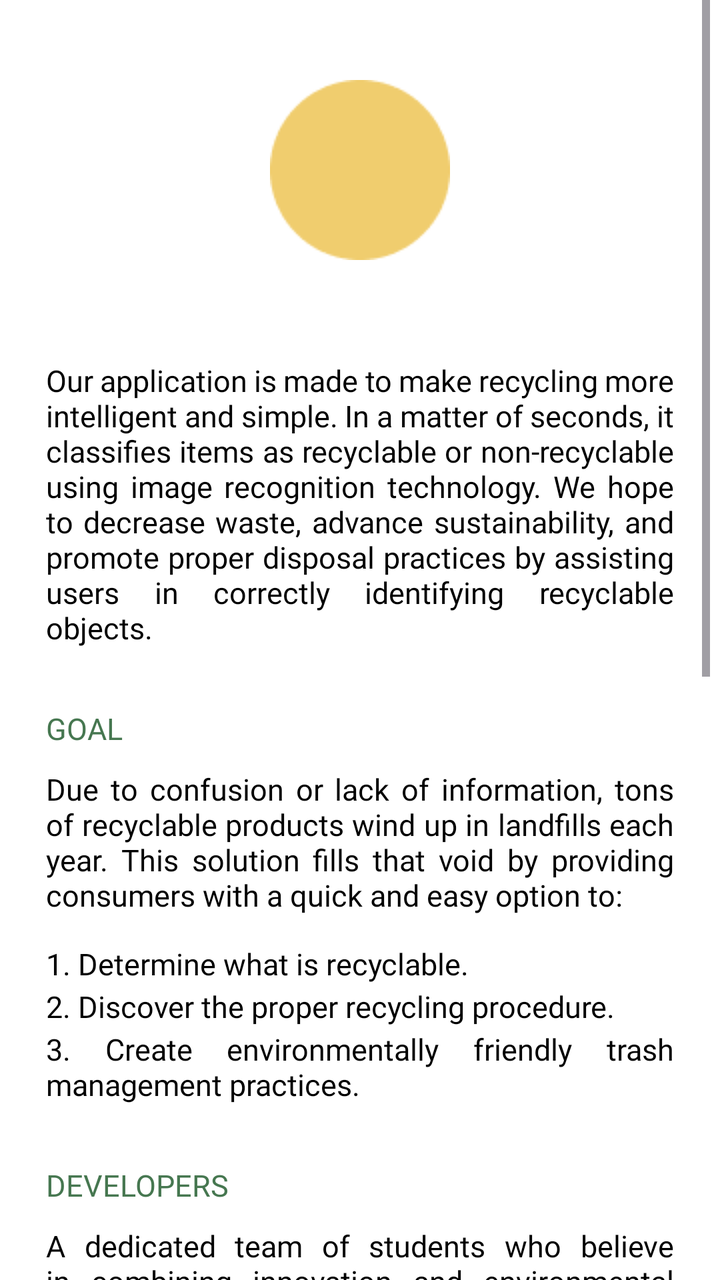
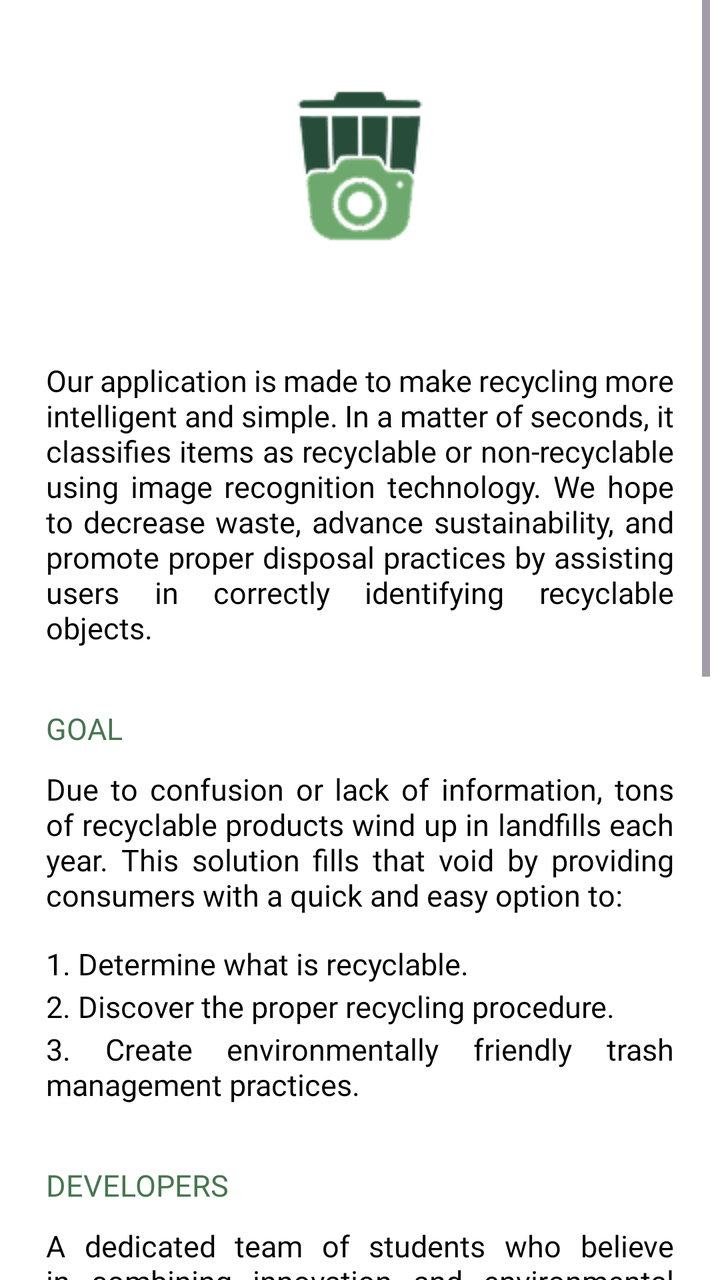

Before-and-after screenshots of an Android layout around one commit, followed by the original layout XML and the change that was made.
<!-- AndroidManifest.xml: application theme Theme.SortItJSON -->
<!-- res/layout/fragment_about.xml -->
<?xml version="1.0" encoding="utf-8"?>
<ScrollView
    xmlns:android="http://schemas.android.com/apk/res/android"
    android:layout_width="match_parent"
    android:layout_height="match_parent"
    android:paddingBottom="0dp"
    android:paddingRight="5dp"
    android:paddingLeft="5dp"
    android:fillViewport="true"
    android:background="#FFFFFF">

    
    <LinearLayout
        android:layout_width="match_parent"
        android:layout_height="wrap_content"
        android:orientation="vertical">

        
        <LinearLayout
            android:id="@+id/main"
            android:layout_width="match_parent"
            android:layout_height="wrap_content"
            android:gravity="center_horizontal"
            android:orientation="vertical"
            android:padding="0dp">

            <ImageView
                android:id="@+id/yellowlogoicon"
                android:layout_width="90dp"
                android:layout_height="90dp"
                android:layout_marginTop="40dp"
                android:contentDescription="logo_yellow_icon_desc"
                android:src="@drawable/logo_yellow" />


            <LinearLayout
                android:layout_width="match_parent"
                android:layout_height="wrap_content"
                android:layout_marginLeft="8dp"
                android:layout_marginTop="40dp"
                android:layout_marginRight="8dp"
                android:orientation="vertical"
                android:padding="10dp">

                <TextView
                    android:layout_width="match_parent"
                    android:layout_height="wrap_content"
                    android:fontFamily="@font/montserrat_regular"
                    android:justificationMode="inter_word"
                    android:text="@string/about_intro"
                    android:textColor="#000000"
                    android:textSize="15sp" />

            </LinearLayout>


            <LinearLayout
                android:layout_width="match_parent"
                android:layout_height="wrap_content"
                android:layout_marginLeft="8dp"
                android:layout_marginTop="10dp"
                android:layout_marginRight="8dp"
                android:orientation="vertical"
                android:padding="10dp">

                <TextView
                    android:layout_width="match_parent"
                    android:layout_height="wrap_content"
                    android:fontFamily="@font/montserrat_bold"
                    android:justificationMode="inter_word"
                    android:text="GOAL"
                    android:textColor="#467750"
                    android:textSize="15sp" />

                <TextView
                    android:layout_width="match_parent"
                    android:layout_height="wrap_content"
                    android:layout_marginTop="10dp"
                    android:fontFamily="@font/montserrat_regular"
                    android:justificationMode="inter_word"
                    android:text="@string/about_goal"
                    android:textColor="#000000"
                    android:textSize="15sp" />

                <TextView
                    android:layout_width="match_parent"
                    android:layout_height="wrap_content"
                    android:layout_marginTop="14dp"
                    android:fontFamily="@font/montserrat_regular"
                    android:justificationMode="inter_word"
                    android:text="1. Determine what is recyclable."
                    android:textColor="#000000"
                    android:textSize="15sp" />

                <TextView
                    android:layout_width="match_parent"
                    android:layout_height="wrap_content"
                    android:layout_marginTop="1dp"
                    android:fontFamily="@font/montserrat_regular"
                    android:justificationMode="inter_word"
                    android:text="2. Discover the proper recycling procedure."
                    android:textColor="#000000"
                    android:textSize="15sp" />

                <TextView
                    android:layout_width="match_parent"
                    android:layout_height="wrap_content"
                    android:layout_marginTop="1dp"
                    android:fontFamily="@font/montserrat_regular"
                    android:justificationMode="inter_word"
                    android:text="3. Create environmentally friendly trash management practices."
                    android:textColor="#000000"
                    android:textSize="15sp" />
            </LinearLayout>

            <LinearLayout
                android:layout_width="match_parent"
                android:layout_height="wrap_content"
                android:layout_marginLeft="8dp"
                android:layout_marginTop="10dp"
                android:layout_marginRight="8dp"
                android:orientation="vertical"
                android:padding="10dp">

                <TextView
                    android:layout_width="match_parent"
                    android:layout_height="match_parent"
                    android:fontFamily="@font/montserrat_bold"
                    android:text="DEVELOPERS"
                    android:textColor="#467750"
                    android:textSize="15sp" />

                <TextView
                    android:layout_width="match_parent"
                    android:layout_height="wrap_content"
                    android:layout_marginTop="10dp"
                    android:fontFamily="@font/montserrat_regular"
                    android:justificationMode="inter_word"
                    android:text="@string/about_developers"
                    android:textColor="#000000"
                    android:textSize="15sp" />

                <LinearLayout
                    android:layout_width="match_parent"
                    android:layout_height="wrap_content"
                    android:layout_marginLeft="8dp"
                    android:layout_marginTop="10dp"
                    android:layout_marginRight="8dp"
                    android:orientation="horizontal"
                    android:padding="10dp">

                    <ImageView
                        android:id="@+id/membericon"
                        android:layout_width="53dp"
                        android:layout_height="53dp"
                        android:layout_marginTop="10dp"
                        android:contentDescription="logo_yellow_icon_desc"
                        android:src="@drawable/member" />

                    <TextView
                        android:layout_width="match_parent"
                        android:layout_height="match_parent"
                        android:layout_marginTop="25dp"
                        android:fontFamily="@font/montserrat_regular"
                        android:layout_marginLeft="20dp"
                        android:text="A Z Rain L. Espinas,"
                        android:textColor="#000000"
                        android:textSize="15sp" />
                </LinearLayout>

                <LinearLayout
                    android:layout_width="match_parent"
                    android:layout_height="wrap_content"
                    android:layout_marginLeft="8dp"
                    android:layout_marginRight="8dp"
                    android:orientation="horizontal"
                    android:padding="10dp">

                    <ImageView
                        android:id="@+id/membericon"
                        android:layout_width="53dp"
                        android:layout_height="53dp"
                        android:layout_marginTop="10dp"
                        android:contentDescription="logo_yellow_icon_desc"
                        android:src="@drawable/member" />

                    <TextView
                        android:layout_width="match_parent"
                        android:layout_height="match_parent"
                        android:layout_marginTop="25dp"
                        android:fontFamily="@font/montserrat_regular"
                        android:layout_marginLeft="20dp"
                        android:text="Ginno L. Buenaobra"
                        android:textColor="#000000"
                        android:textSize="15sp" />
                </LinearLayout>

                <LinearLayout
                    android:layout_width="match_parent"
                    android:layout_height="wrap_content"
                    android:layout_marginLeft="8dp"
                    android:layout_marginRight="8dp"
                    android:orientation="horizontal"
                    android:padding="10dp">

                    <ImageView
                        android:id="@+id/membericon"
                        android:layout_width="53dp"
                        android:layout_height="53dp"
                        android:layout_marginTop="10dp"
                        android:contentDescription="logo_yellow_icon_desc"
                        android:src="@drawable/member" />

                    <TextView
                        android:layout_width="match_parent"
                        android:layout_height="match_parent"
                        android:layout_marginTop="25dp"
                        android:fontFamily="@font/montserrat_regular"
                        android:layout_marginLeft="20dp"
                        android:text="Janna Carla R. Morcozo"
                        android:textColor="#000000"
                        android:textSize="15sp" />
                </LinearLayout>

                <LinearLayout
                    android:layout_width="match_parent"
                    android:layout_height="wrap_content"
                    android:layout_marginLeft="8dp"
                    android:layout_marginRight="8dp"
                    android:orientation="horizontal"
                    android:padding="10dp">

                    <ImageView
                        android:id="@+id/membericon"
                        android:layout_width="53dp"
                        android:layout_height="53dp"
                        android:layout_marginTop="10dp"
                        android:contentDescription="logo_yellow_icon_desc"
                        android:src="@drawable/member" />

                    <TextView
                        android:layout_width="match_parent"
                        android:layout_height="match_parent"
                        android:layout_marginTop="25dp"
                        android:fontFamily="@font/montserrat_regular"
                        android:layout_marginLeft="20dp"
                        android:text="Jaycee D. Cadag"
                        android:textColor="#000000"
                        android:textSize="15sp" />
                </LinearLayout>

                <LinearLayout
                    android:layout_width="match_parent"
                    android:layout_height="wrap_content"
                    android:layout_marginLeft="8dp"
                    android:layout_marginRight="8dp"
                    android:orientation="horizontal"
                    android:padding="10dp">

                    <ImageView
                        android:id="@+id/membericon"
                        android:layout_width="53dp"
                        android:layout_height="53dp"
                        android:layout_marginTop="10dp"
                        android:contentDescription="logo_yellow_icon_desc"
                        android:src="@drawable/member" />

                    <TextView
                        android:layout_width="match_parent"
                        android:layout_height="match_parent"
                        android:layout_marginTop="25dp"
                        android:fontFamily="@font/montserrat_regular"
                        android:layout_marginLeft="20dp"
                        android:text="John Melrick M. Loviña"
                        android:textColor="#000000"
                        android:textSize="15sp" />
                </LinearLayout>
            </LinearLayout>

            
            <LinearLayout
                android:layout_width="match_parent"
                android:layout_height="wrap_content"
                android:layout_marginLeft="8dp"
                android:layout_marginTop="10dp"
                android:layout_marginRight="8dp"
                android:orientation="vertical"
                android:padding="10dp">

                <TextView
                    android:layout_width="match_parent"
                    android:layout_height="wrap_content"
                    android:layout_marginTop="10dp"
                    android:fontFamily="@font/montserrat_bold"
                    android:justificationMode="inter_word"
                    android:text="CONTACT US:"
                    android:textColor="#000000"
                    android:textSize="14sp" />

                <LinearLayout
                    android:id="@+id/contactRow"
                    android:layout_width="match_parent"
                    android:layout_height="wrap_content"
                    android:clickable="true"
                    android:focusable="true"
                    android:foreground="?attr/selectableItemBackground"
                    android:gravity="center_vertical"
                    android:orientation="horizontal"
                    android:padding="8dp">

                    <ImageView
                        android:layout_width="32dp"
                        android:layout_height="32dp"
                        android:contentDescription="gmail_icon_desc"
                        android:src="@drawable/gmaillogo" />

                    <TextView
                        android:layout_width="wrap_content"
                        android:layout_height="wrap_content"
                        android:layout_marginStart="12dp"
                        android:fontFamily="@font/montserrat_regular"
                        android:text="sample@gmail.com"
                        android:textColor="#000000"
                        android:textSize="15sp" />
                </LinearLayout>

            </LinearLayout>


        </LinearLayout>
    </LinearLayout>
</ScrollView>
<!-- resources referenced by this layout -->
<resources>
  <!-- drawable gmaillogo: png bitmap (drawable, 661 bytes) -->
  <!-- drawable logo_yellow: png bitmap (drawable, 1482 bytes) -->
  <!-- drawable member: png bitmap (drawable, 897 bytes) -->
  <string name="about_developers">A dedicated team of students who believe in combining innovation and environmental responsibility to create real-world impact.</string>
  <string name="about_goal">Due to confusion or lack of information, tons of recyclable products wind up in landfills each year. This solution fills that void by providing consumers with a quick and easy option to:</string>
  <string name="about_intro">Our application is made to make recycling more intelligent and simple. In a matter of seconds, it classifies items as recyclable or non-recyclable using image recognition technology. We hope to decrease waste, advance sustainability, and promote proper disposal practices by assisting users in correctly identifying recyclable objects. </string>
  <style name="Theme.SortItJSON" parent="Base.Theme.SortItJSON" />
  <style name="Base.Theme.SortItJSON" parent="Theme.Material3.DayNight.NoActionBar">
          
          <item name="colorPrimary">@color/darkgreen</item>
      </style>
  <color name="darkgreen">#2A3F3F</color>
</resources>

<!-- the commit's change to res/layout/fragment_about.xml (unified diff, before → after) -->
@@ -30,7 +30,7 @@
                 android:layout_height="90dp"
                 android:layout_marginTop="40dp"
                 android:contentDescription="logo_yellow_icon_desc"
-                android:src="@drawable/logo_yellow" />
+                android:src="@drawable/about_applogo" />
 
 
             <LinearLayout
@@ -150,7 +150,7 @@
                     android:padding="10dp">
 
                     <ImageView
-                        android:id="@+id/membericon"
+                        android:id="@+id/membericon_az"
                         android:layout_width="53dp"
                         android:layout_height="53dp"
                         android:layout_marginTop="10dp"
@@ -177,7 +177,7 @@
                     android:padding="10dp">
 
                     <ImageView
-                        android:id="@+id/membericon"
+                        android:id="@+id/membericon_ginno"
                         android:layout_width="53dp"
                         android:layout_height="53dp"
                         android:layout_marginTop="10dp"
@@ -204,7 +204,7 @@
                     android:padding="10dp">
 
                     <ImageView
-                        android:id="@+id/membericon"
+                        android:id="@+id/membericon_janna"
                         android:layout_width="53dp"
                         android:layout_height="53dp"
                         android:layout_marginTop="10dp"
@@ -231,12 +231,12 @@
                     android:padding="10dp">
 
                     <ImageView
-                        android:id="@+id/membericon"
-                        android:layout_width="53dp"
-                        android:layout_height="53dp"
-                        android:layout_marginTop="10dp"
-                        android:contentDescription="logo_yellow_icon_desc"
-                        android:src="@drawable/member" />
+                        android:id="@+id/membericon_jaycee"
+                        android:layout_width="53dp"
+                        android:layout_height="53dp"
+                        android:layout_marginTop="10dp"
+                        android:contentDescription="logo_yellow_icon_desc"
+                        android:src="@drawable/member_jaycee" />
 
                     <TextView
                         android:layout_width="match_parent"
@@ -258,7 +258,7 @@
                     android:padding="10dp">
 
                     <ImageView
-                        android:id="@+id/membericon"
+                        android:id="@+id/membericon_melrick"
                         android:layout_width="53dp"
                         android:layout_height="53dp"
                         android:layout_marginTop="10dp"
<!-- resource entries referenced after the edit -->
@@ -1,8 +1,9 @@
 <!-- resources referenced by this layout -->
 <resources>
-  <!-- drawable gmaillogo: png bitmap (drawable, 661 bytes) -->
-  <!-- drawable logo_yellow: png bitmap (drawable, 1482 bytes) -->
+  <!-- drawable about_applogo: png bitmap (drawable, 5795 bytes) -->
+  <!-- drawable gmaillogo: png bitmap (drawable, 537 bytes) -->
   <!-- drawable member: png bitmap (drawable, 897 bytes) -->
+  <!-- drawable member_jaycee: jpg bitmap (drawable, 69739 bytes) -->
   <string name="about_developers">A dedicated team of students who believe in combining innovation and environmental responsibility to create real-world impact.</string>
   <string name="about_goal">Due to confusion or lack of information, tons of recyclable products wind up in landfills each year. This solution fills that void by providing consumers with a quick and easy option to:</string>
   <string name="about_intro">Our application is made to make recycling more intelligent and simple. In a matter of seconds, it classifies items as recyclable or non-recyclable using image recognition technology. We hope to decrease waste, advance sustainability, and promote proper disposal practices by assisting users in correctly identifying recyclable objects. </string>
